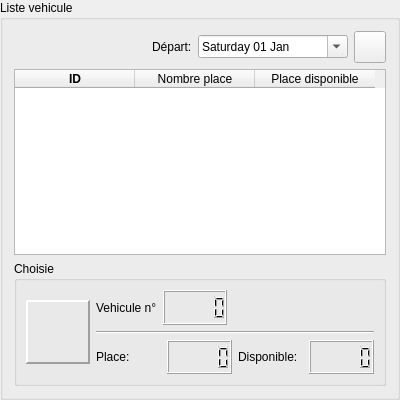
Old version of the form src/views/VehicleList/VehicleListView.ui in the repository DinaTolotra/QReservation.
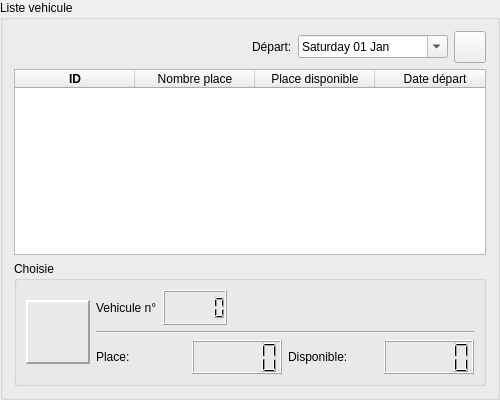
New version of the form. Icons and pictures are not drawn.

Commit message: Filter client and booking by num, name, date and tel

```diff
--- a/src/views/VehicleList/VehicleListView.ui
+++ b/src/views/VehicleList/VehicleListView.ui
@@ -6,7 +6,7 @@
    <rect>
     <x>0</x>
     <y>0</y>
-    <width>400</width>
+    <width>500</width>
     <height>400</height>
    </rect>
   </property>
@@ -18,13 +18,13 @@
   </property>
   <property name="minimumSize">
    <size>
-    <width>400</width>
+    <width>500</width>
     <height>400</height>
    </size>
   </property>
   <property name="maximumSize">
    <size>
-    <width>400</width>
+    <width>500</width>
     <height>400</height>
    </size>
   </property>
@@ -171,6 +171,11 @@
        <string>Place disponible</string>
       </property>
      </column>
+     <column>
+      <property name="text">
+       <string>Date départ</string>
+      </property>
+     </column>
     </widget>
    </item>
    <item>
```
The commit also changes 13 other files.
